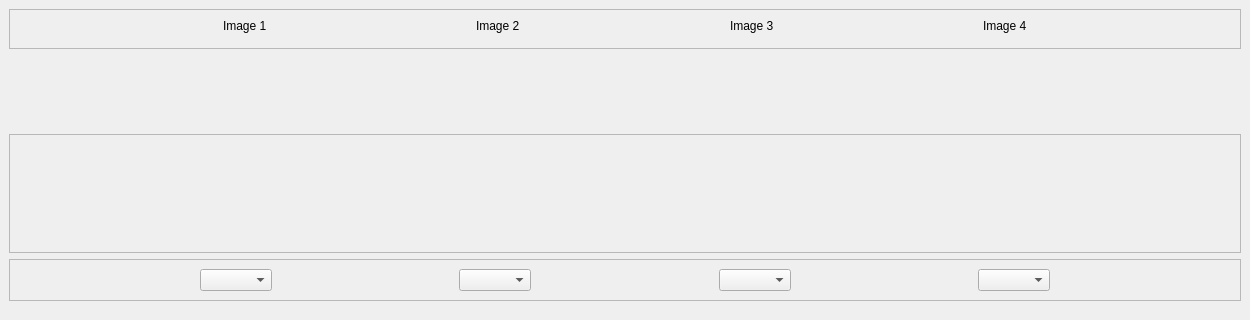
This is GUI.ui in shehab400/Face_Morphing as Qt 5 draws it before an edit; both pictures show x 0 to 1250 and y 0 to 320 of the 1250 by 878 pixel window. The edited form follows.
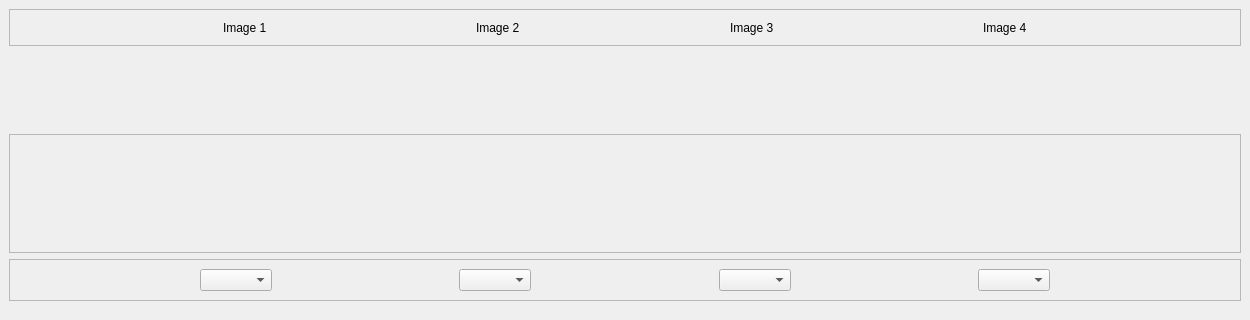
This is the edited form.

```diff
--- a/GUI.ui
+++ b/GUI.ui
@@ -278,6 +278,8 @@
       <property name="frameShadow">
        <enum>QFrame::Raised</enum>
       </property>
+      <layout class="QHBoxLayout" name="horizontalLayout_13">
+       <item>
       <layout class="QHBoxLayout" name="horizontalLayout">
        <item>
         <spacer name="horizontalSpacer_4">
@@ -286,13 +288,13 @@
          </property>
          <property name="sizeHint" stdset="0">
           <size>
-           <width>199</width>
-           <height>20</height>
+             <width>47</width>
+             <height>17</height>
           </size>
          </property>
         </spacer>
        </item>
-       <item alignment="Qt::AlignTop">
+         <item>
         <widget class="QLabel" name="label">
          <property name="text">
           <string>Image 1</string>
@@ -306,13 +308,13 @@
          </property>
          <property name="sizeHint" stdset="0">
           <size>
-           <width>198</width>
-           <height>20</height>
+             <width>195</width>
+             <height>17</height>
           </size>
          </property>
         </spacer>
        </item>
-       <item alignment="Qt::AlignTop">
+         <item>
         <widget class="QLabel" name="label_2">
          <property name="text">
           <string>Image 2</string>
@@ -326,13 +328,13 @@
          </property>
          <property name="sizeHint" stdset="0">
           <size>
-           <width>194</width>
-           <height>20</height>
+             <width>191</width>
+             <height>17</height>
           </size>
          </property>
         </spacer>
        </item>
-       <item alignment="Qt::AlignTop">
+         <item>
         <widget class="QLabel" name="label_3">
          <property name="text">
           <string>Image 3</string>
@@ -346,13 +348,13 @@
          </property>
          <property name="sizeHint" stdset="0">
           <size>
-           <width>198</width>
-           <height>20</height>
+             <width>195</width>
+             <height>17</height>
           </size>
          </property>
         </spacer>
        </item>
-       <item alignment="Qt::AlignTop">
+         <item>
         <widget class="QLabel" name="label_4">
          <property name="text">
           <string>Image 4</string>
@@ -366,11 +368,13 @@
          </property>
          <property name="sizeHint" stdset="0">
           <size>
-           <width>199</width>
-           <height>20</height>
+             <width>47</width>
+             <height>17</height>
           </size>
          </property>
         </spacer>
+         </item>
+        </layout>
        </item>
       </layout>
      </widget>
```
Left out of the diff: 142 changed lines with no effect on the pictures. Lines whose indentation alone changed are shown as unchanged.
